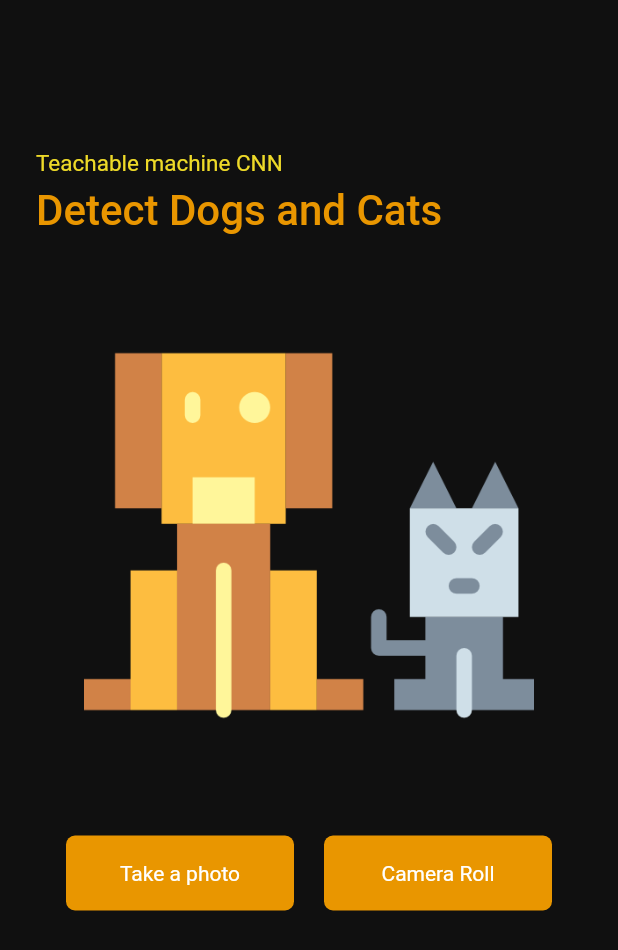
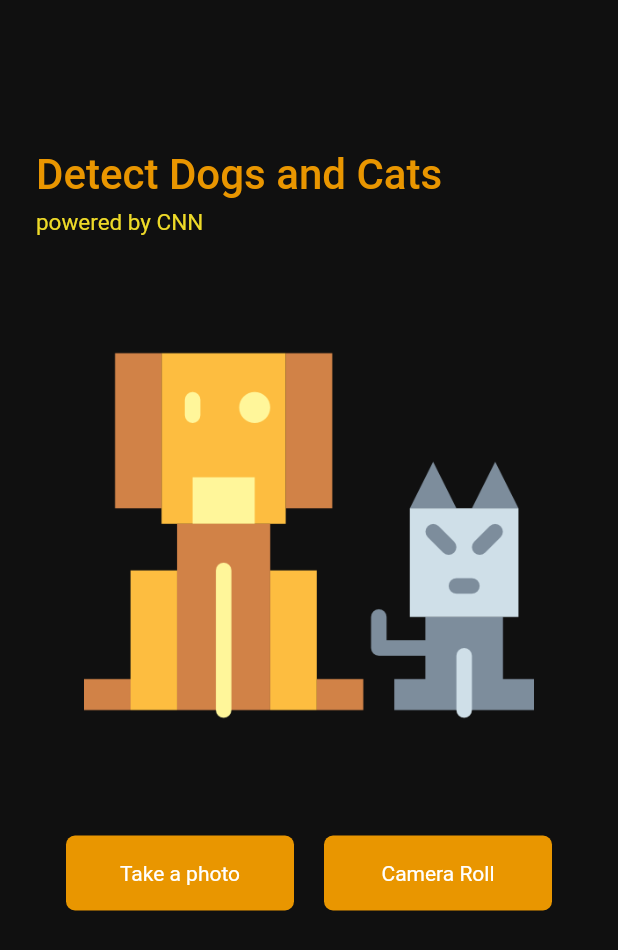
Before and after one commit to shemil076/Cat-and-Dog-Classifier, a Flutter app: the screen it shows after launch, on a phone screen of 412 x 824 dp. Shown: the top 950 px of the screen. Run offline on Flutter 3.47's test engine with Material 2 defaults, Android fonts, the phone set to English and light mode, and no system bars; our stand-ins replace image_picker, splashscreen; missing offline and left inert: tflite.

Commit message:
did some feature update in home page

```diff
--- a/lib/home.dart
+++ b/lib/home.dart
@@ -81,18 +81,19 @@ class _HomeState extends State<Home> {
             children: <Widget>[
               SizedBox(height: 100),
               Text(
-                'Teachable machine CNN',
+                'Detect Dogs and Cats',
                 style: TextStyle(
-                  color: Color(0xFFEEDA28),
-                  fontSize: 15,
+                  color: Color(0xFFE99600),
+                  fontSize: 28,
+                  fontWeight: FontWeight.w500,
                 ),
               ),
               SizedBox(height: 6),
-              Text('Detect Dogs and Cats',
+              Text('powered by CNN',
                   style: TextStyle(
-                      color: Color(0xFFE99600),
-                      fontWeight: FontWeight.w500,
-                      fontSize: 28)),
+                      color: Color(0xFFEEDA28),
+
+                      fontSize: 15)),
               SizedBox(height: 50),
               Center(
                 child: _loading
```
